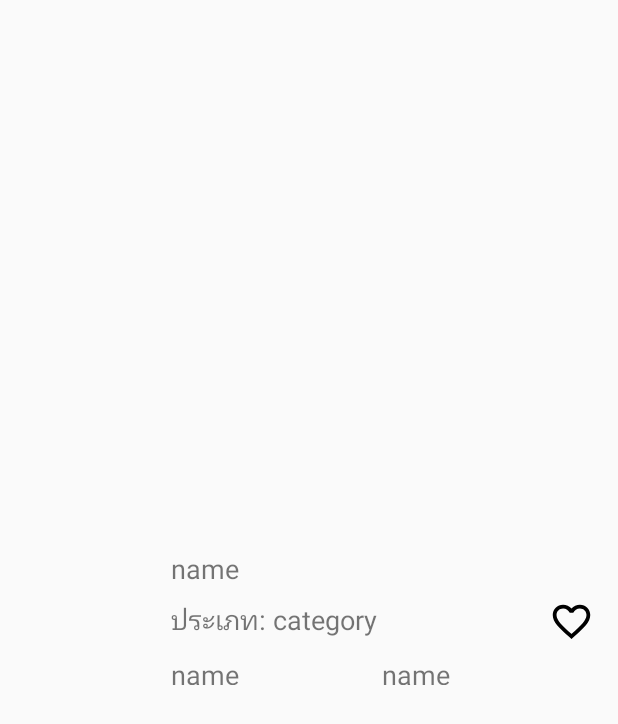
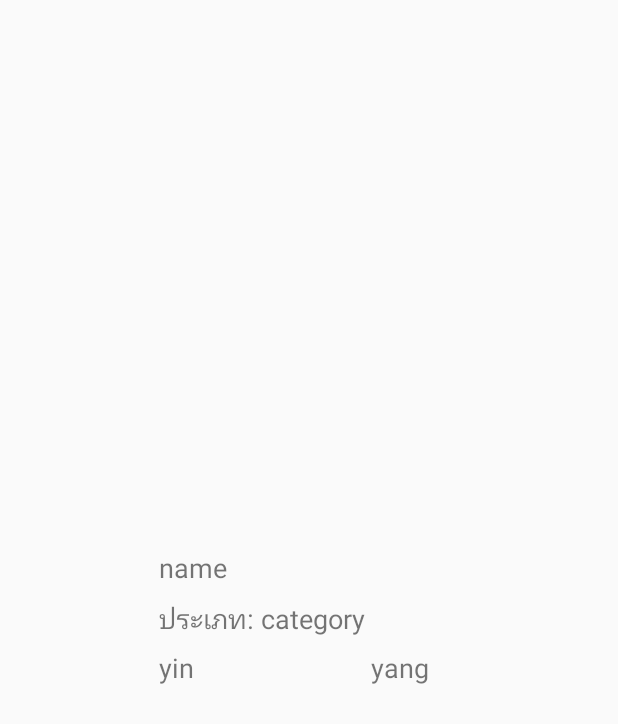
Before and after one commit to pslyp/YinYang, an Android app: the layout listview_row.xml on its own in the app's theme, with its tools: preview values and no code run, on a phone screen of 412 x 824 dp. Shown: the top 724 px of the screen. Run offline under Robolectric (Android 15) with nearby library versions, the phone set to English and light mode, and no system bars; plain views replace CircularImageView.

Commit message:
fixed listview menu

```diff
--- a/app/src/main/res/layout/listview_row.xml
+++ b/app/src/main/res/layout/listview_row.xml
@@ -1,52 +1,39 @@
 <?xml version="1.0" encoding="utf-8"?>
-<LinearLayout xmlns:android="http://schemas.android.com/apk/res/android"
+<RelativeLayout xmlns:android="http://schemas.android.com/apk/res/android"
     xmlns:app="http://schemas.android.com/apk/res-auto"
     android:orientation="vertical"
     android:layout_width="match_parent"
     android:layout_height="match_parent"
-    android:gravity="center"
-    android:padding="16dp">
-
-    <LinearLayout
-        android:layout_width="match_parent"
-        android:layout_height="wrap_content"
-        android:orientation="horizontal">
-
-        <LinearLayout
-            android:layout_width="wrap_content"
-            android:layout_height="wrap_content"
-            android:gravity="center">
+    android:gravity="center_vertical"
+    android:padding="8dp">
 
     <com.mikhaellopez.circularimageview.CircularImageView
         android:id="@+id/pic_circle_image"
         android:layout_width="90dp"
         android:layout_height="90dp"
         app:civ_border_width="0dp"/>
-                <!--android:src="@drawable/ic_account_circle_black_24dp"/>-->
-
-        </LinearLayout>
-
-        <LinearLayout
-            android:layout_width="match_parent"
-            android:layout_height="match_parent"
-            android:gravity="center_vertical"
-            android:paddingLeft="8dp"
-            android:orientation="vertical">
 
     <TextView
         android:id="@+id/name_text_view"
         android:layout_width="wrap_content"
         android:layout_height="wrap_content"
+        android:layout_toRightOf="@id/pic_circle_image"
+        android:layout_marginLeft="8dp"
         android:text="name"
         android:textSize="18dp"/>
 
     <LinearLayout
+        android:id="@+id/linear_layout_1"
         android:layout_width="match_parent"
         android:layout_height="wrap_content"
+        android:layout_toRightOf="@id/pic_circle_image"
+        android:layout_below="@id/name_text_view"
+        android:layout_marginLeft="8dp"
         android:layout_marginTop="8dp"
         android:orientation="horizontal">
 
         <TextView
+            android:id="@+id/text_view_1"
             android:layout_width="wrap_content"
             android:layout_height="wrap_content"
             android:text="ประเภท: "
@@ -56,52 +43,37 @@
             android:id="@+id/category_text_view"
             android:layout_width="wrap_content"
             android:layout_height="wrap_content"
-                    android:layout_weight="1"
             android:text="category"
             android:textSize="18dp"/>
-
-<!--                <ImageView-->
-<!--                    android:id="@+id/favorite_image_view"-->
-<!--                    android:layout_width="30dp"-->
-<!--                    android:layout_height="30dp"-->
-<!--                    android:background="@drawable/ic_favorite_border_black_24dp"/>-->
-
-                <ToggleButton
-                    android:id="@+id/favorite_toggle_button"
-                    android:layout_width="30dp"
-                    android:layout_height="30dp"
-                    android:textOff=""
-                    android:textOn=""
-                    android:background="@drawable/ic_favorite_border_black_24dp"/>
 
     </LinearLayout>
 
     <LinearLayout
+        android:id="@+id/linear_layout_2"
         android:layout_width="match_parent"
         android:layout_height="wrap_content"
+        android:layout_toRightOf="@id/pic_circle_image"
+        android:layout_below="@id/linear_layout_1"
+        android:layout_marginLeft="8dp"
         android:layout_marginTop="8dp"
         android:orientation="horizontal">
 
         <TextView
             android:id="@+id/yin_text_view"
-                    android:layout_width="0dp"
+            android:layout_width="wrap_content"
             android:layout_height="wrap_content"
             android:layout_weight="1"
-                    android:text="name"
+            android:text="yin"
             android:textSize="18dp"/>
 
         <TextView
             android:id="@+id/yang_text_view"
-                    android:layout_width="0dp"
+            android:layout_width="wrap_content"
             android:layout_height="wrap_content"
             android:layout_weight="1"
-                    android:text="name"
+            android:text="yang"
             android:textSize="18dp"/>
 
     </LinearLayout>
 
-        </LinearLayout>
-
-    </LinearLayout>
-
-</LinearLayout>
+</RelativeLayout>
```
Also changed, not shown: app/src/main/AndroidManifest.xml (+4 -3 lines), app/src/main/java/com/pslyp/yinyang/activities/MainActivity.java (+10 -15 lines), app/src/main/java/com/pslyp/yinyang/activities/MenuDetailsActivity.java (added, +40 -0 lines), app/src/main/java/com/pslyp/yinyang/adapter/MenuAdapter.java (+21 -21 lines), app/src/main/java/com/pslyp/yinyang/fragments/HomeFragment.java (+32 -11 lines), app/src/main/res/layout/activity_menu_details.xml (added, +51 -0 lines). Lines whose indentation alone changed are shown as unchanged.
